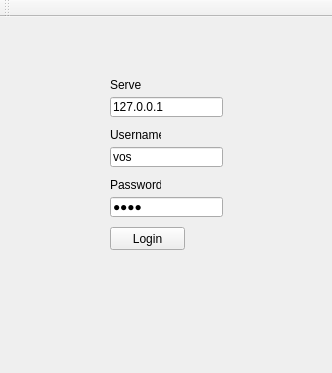
First picture: the form in qcc/mainwindow.ui, repository vos/qcc, before the edit; both pictures show x 0 to 332 and y 0 to 373 of the 332 by 552 pixel window.
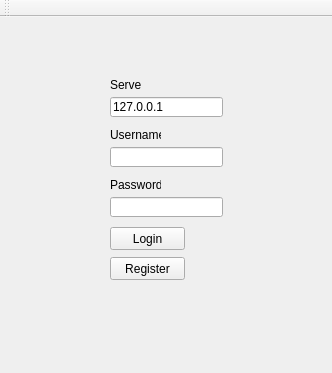
Second picture: the form after the edit.

Commit message: icons added and user register

The edit to the form file:
```diff
--- a/qcc/mainwindow.ui
+++ b/qcc/mainwindow.ui
@@ -37,7 +37,7 @@
        </rect>
       </property>
       <property name="text">
-       <string notr="true">vos</string>
+       <string notr="true"/>
       </property>
      </widget>
      <widget class="QLineEdit" name="passwordLineEdit">
@@ -50,7 +50,7 @@
        </rect>
       </property>
       <property name="text">
-       <string notr="true">test</string>
+       <string notr="true"/>
       </property>
       <property name="echoMode">
        <enum>QLineEdit::Password</enum>
@@ -121,6 +121,19 @@
        <string>Server</string>
       </property>
      </widget>
+     <widget class="QPushButton" name="registerButton">
+      <property name="geometry">
+       <rect>
+        <x>70</x>
+        <y>210</y>
+        <width>75</width>
+        <height>23</height>
+       </rect>
+      </property>
+      <property name="text">
+       <string notr="true">Register</string>
+      </property>
+     </widget>
     </widget>
     <widget class="QWidget" name="mainPage">
      <widget class="QListWidget" name="contactListWidget">
```
Left out of the diff: 19 changed lines with no effect on the pictures. The commit also changes 6 other files.
